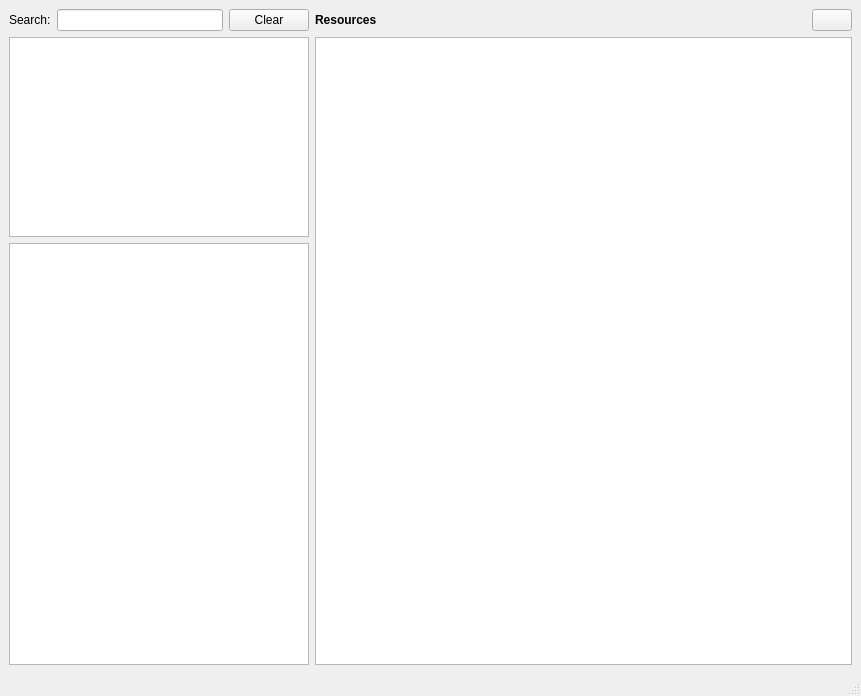
Qt form navigator.ui (xzoert/dedalus-browser) before a commit.
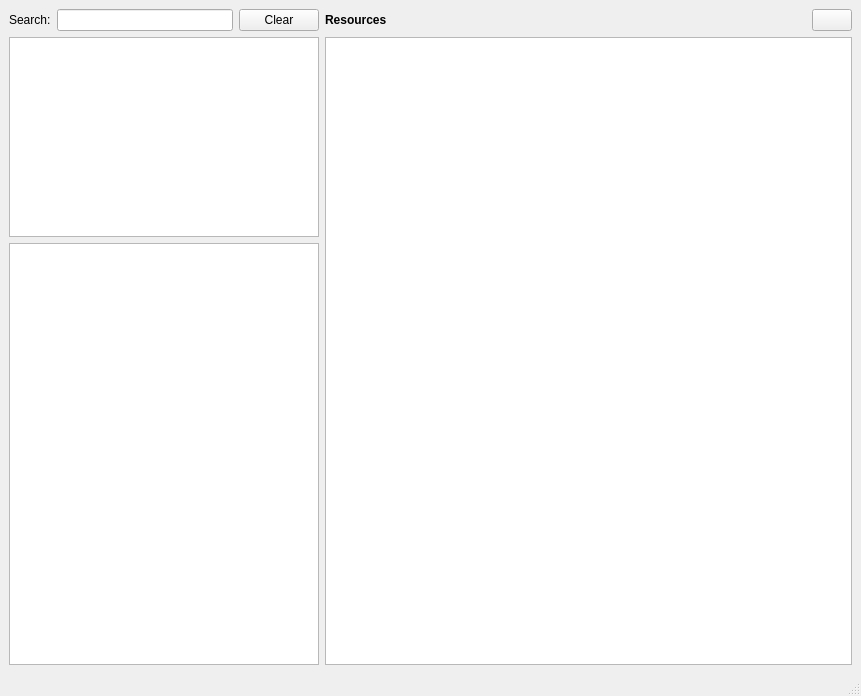
The same form after that commit. Icons and pictures are not drawn.

Commit message: left pane

```diff
--- a/navigator.ui
+++ b/navigator.ui
@@ -23,7 +23,7 @@
      <widget class="QWidget" name="widget" native="true">
       <property name="maximumSize">
        <size>
-        <width>300</width>
+        <width>310</width>
         <height>16777215</height>
        </size>
       </property>
@@ -80,7 +80,7 @@
         <widget class="QGraphicsView" name="graphicsView">
          <property name="maximumSize">
           <size>
-           <width>300</width>
+           <width>310</width>
            <height>10000</height>
           </size>
          </property>
```
